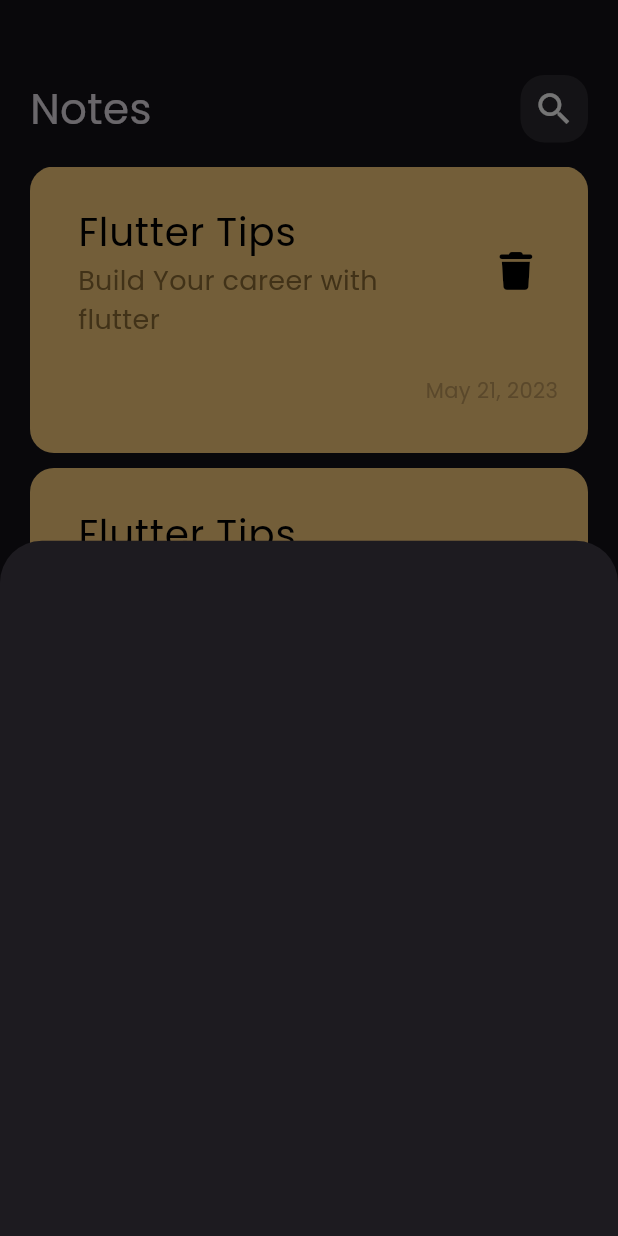
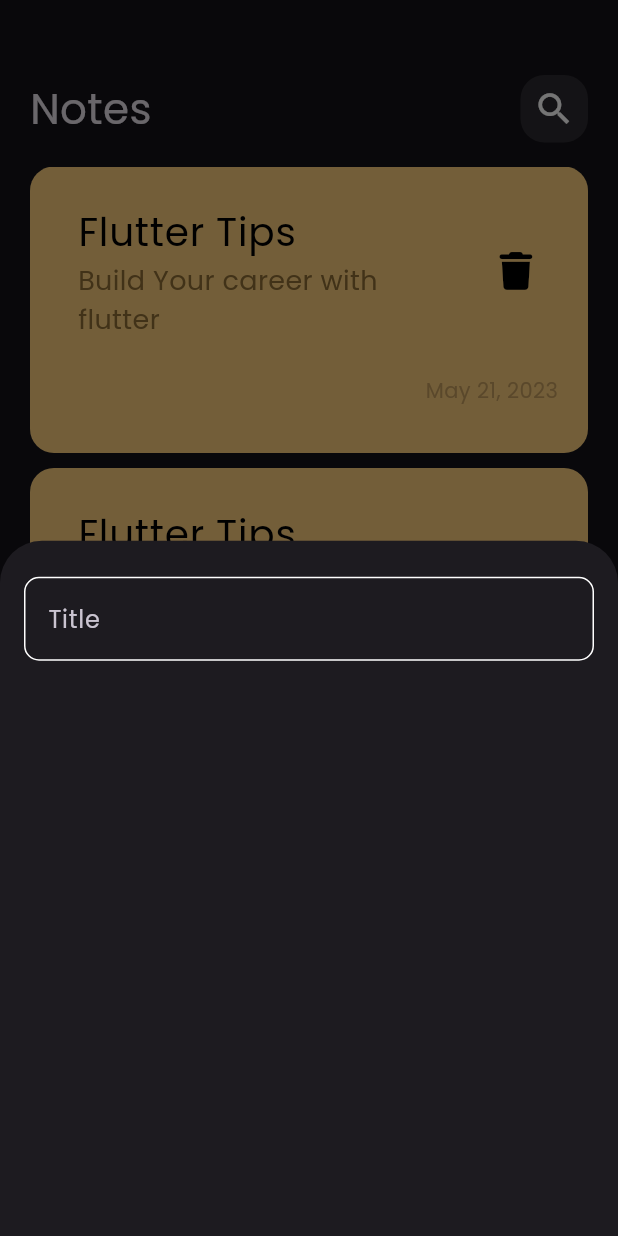
Before and after one commit to Eng-Mosad-99/notes, a Flutter app: the screen it shows after launch, after a tap on the "add" icon, on a phone screen of 412 x 824 dp. Run offline on Flutter 3.47's test engine with Material 3 defaults, Android fonts, the phone set to English and light mode, and no system bars; our stand-ins replace font_awesome_flutter.

Commit message:
create custom text field

```diff
--- /dev/null
+++ b/lib/constant.dart
@@ -0,0 +1,3 @@
+import 'package:flutter/material.dart';
+
+Color kPrimaryColor = const Color(0xff62fcd7);
--- a/lib/widgets/note_bottom_sheet.dart
+++ b/lib/widgets/note_bottom_sheet.dart
@@ -1,10 +1,46 @@
 import 'package:flutter/material.dart';
+import 'package:notes/constant.dart';
 
 class NoteBottomSheet extends StatelessWidget {
   const NoteBottomSheet({super.key});
 
   @override
   Widget build(BuildContext context) {
-    return Container();
+    return Padding(
+      padding: const EdgeInsets.symmetric(horizontal: 16),
+      child: Column(
+        children: [
+          SizedBox(
+            height: 24,
+          ),
+          CustomTextFormField(),
+        ],
+      ),
+    );
   }
 }
+
+class CustomTextFormField extends StatelessWidget {
+  const CustomTextFormField({super.key});
+
+  @override
+  Widget build(BuildContext context) {
+    return TextFormField(
+      cursorColor: kPrimaryColor,
+      decoration: InputDecoration(
+        hintText: 'Title',
+        enabledBorder: buildBorder(),
+        focusedBorder: buildBorder(kPrimaryColor),
+      ),
+    );
+  }
+
+  OutlineInputBorder buildBorder([color]) {
+    return OutlineInputBorder(
+      borderRadius: BorderRadius.circular(10),
+      borderSide: BorderSide(
+        color: color ?? Colors.white,
+      ),
+    );
+  }
+}
```
